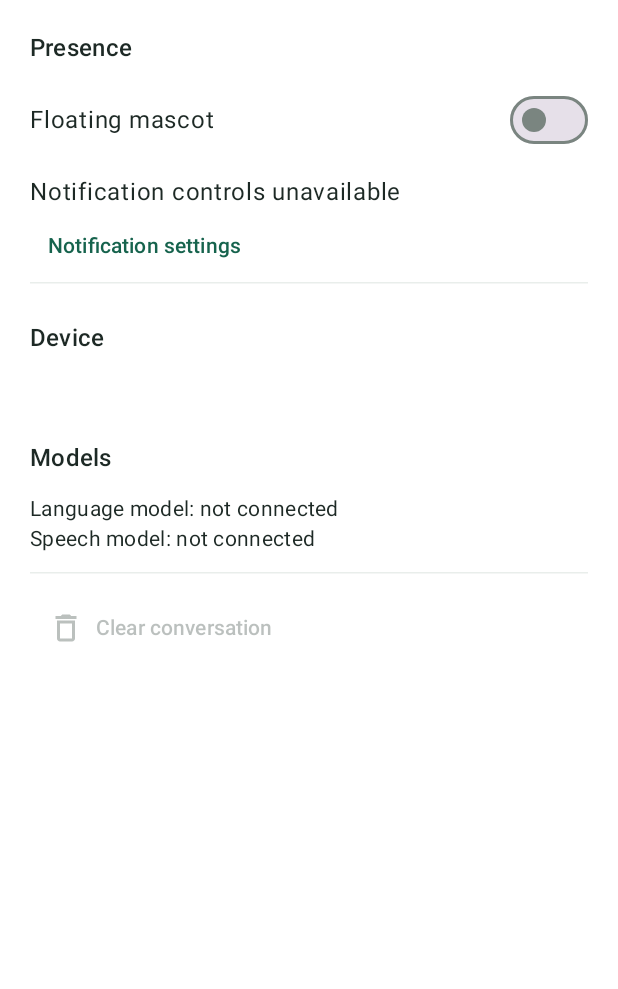
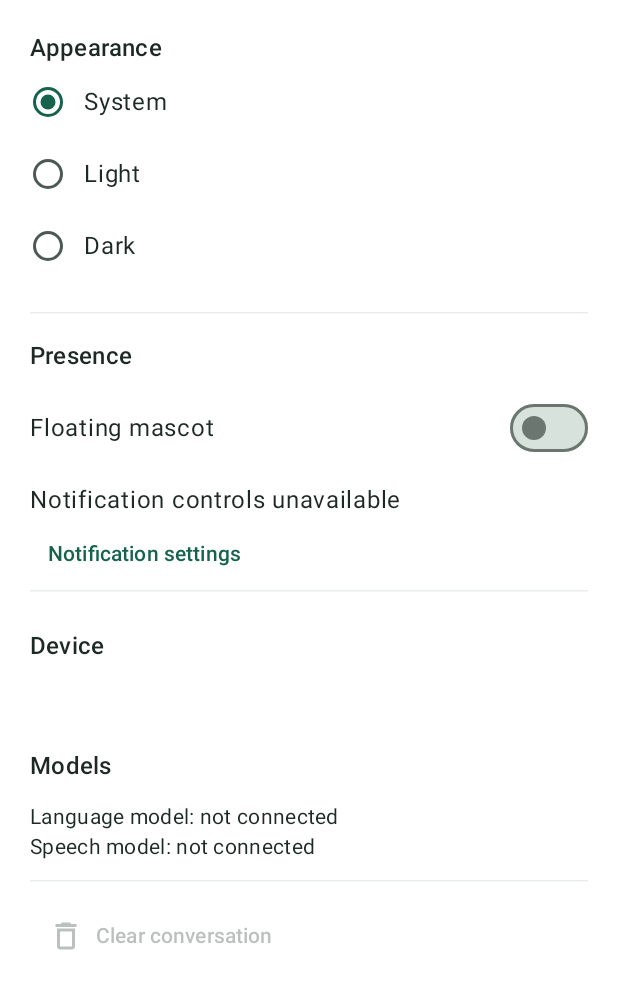
Before and after one commit to leomuko/personal-mobile-agent, an Android app built with Jetpack Compose: the composable SettingsScreen called with empty values, on a phone screen of 412 x 824 dp. Shown: the top 989 px of the screen. Run offline under Robolectric (Android 15) with nearby library versions, the light colour scheme and no system bars; our stand-ins replace Compose Multiplatform resources; 1 statement that could not run was skipped.

Commit message:
feat(ui): add semantic dark palettes and appearance settings

```diff
--- a/ui/src/commonMain/composeResources/values/strings.xml
+++ b/ui/src/commonMain/composeResources/values/strings.xml
@@ -1,4 +1,11 @@
 <resources>
+    <string name="appearance">Appearance</string>
+    <string name="theme_system">System</string>
+    <string name="theme_light">Light</string>
+    <string name="theme_dark">Dark</string>
+    <string name="appearance_load_failed">Appearance could not be loaded. Choose a setting to try again.</string>
+    <string name="appearance_save_failed">Appearance could not be applied. Check the selected setting and try again.</string>
+    <string name="appearance_retry">Retry appearance</string>
     <string name="assistant_stop">Stop response</string>
     <string name="assistant_retry">Retry response</string>
     <string name="assistant_cancelled">Response cancelled</string>
--- a/ui/src/commonMain/kotlin/dev/edgecompanion/ui/designsystem/theme/CompanionTheme.kt
+++ b/ui/src/commonMain/kotlin/dev/edgecompanion/ui/designsystem/theme/CompanionTheme.kt
@@ -1,23 +1,43 @@
 package dev.edgecompanion.ui.designsystem.theme
 
-import androidx.compose.foundation.background
-import androidx.compose.foundation.layout.*
-import androidx.compose.material.icons.outlined.*
+import androidx.compose.foundation.isSystemInDarkTheme
 import androidx.compose.material3.*
 import androidx.compose.runtime.*
 import androidx.compose.ui.graphics.Color
-import dev.edgecompanion.ui.resources.*
 
 val Forest = Color(0xFF16634D)
-internal val Mint = Color(0xFFE8F3ED)
-private val Ink = Color(0xFF1D2925)
 
-@Composable fun CompanionTheme(content: @Composable () -> Unit) {
-    MaterialTheme(colorScheme = lightColorScheme(
-        primary = Forest, onPrimary = Color.White, secondary = Color(0xFF9B5243),
-        background = Color.White, surface = Color.White, surfaceVariant = Color(0xFFF2F4F3),
-        surfaceContainer = Color(0xFFF0F4F2), surfaceContainerHigh = Color(0xFFE2EBE6),
-        surfaceContainerLow = Color(0xFFF7F9F8), onSurfaceVariant = Color(0xFF4C5A53),
-        onSurface = Ink, onBackground = Ink, outline = Color(0xFF7A8580), outlineVariant = Color(0xFFE9EEEB),
-    ), content = content)
+internal fun companionColorScheme(dark: Boolean): ColorScheme = if (dark) darkColorScheme(
+    primary = Color(0xFF8BD6B6), onPrimary = Color(0xFF003826),
+    primaryContainer = Color(0xFF234D3E), onPrimaryContainer = Color(0xFFD5F5E5),
+    secondary = Color(0xFFF0B5A5), onSecondary = Color(0xFF53271C),
+    secondaryContainer = Color(0xFF613A30), onSecondaryContainer = Color(0xFFFFDBCF),
+    tertiaryContainer = Color(0xFF514119), onTertiaryContainer = Color(0xFFF5E2AB),
+    background = Color(0xFF141816), onBackground = Color(0xFFE3E9E5),
+    surface = Color(0xFF141816), onSurface = Color(0xFFE3E9E5),
+    surfaceVariant = Color(0xFF343D38), onSurfaceVariant = Color(0xFFC0CBC4),
+    surfaceContainerLowest = Color(0xFF101310), surfaceContainerLow = Color(0xFF1B211D),
+    surfaceContainer = Color(0xFF222925), surfaceContainerHigh = Color(0xFF2C332F),
+    surfaceContainerHighest = Color(0xFF363E39),
+    outline = Color(0xFF8B9990), outlineVariant = Color(0xFF414D45),
+) else lightColorScheme(
+    primary = Forest, onPrimary = Color.White,
+    primaryContainer = Color(0xFFE8F3ED), onPrimaryContainer = Color(0xFF193C2C),
+    secondary = Color(0xFF9B5243), onSecondary = Color.White,
+    secondaryContainer = Color(0xFFFFDBCF), onSecondaryContainer = Color(0xFF3B160E),
+    tertiaryContainer = Color(0xFFFFF0CB), onTertiaryContainer = Color(0xFF5D4300),
+    background = Color.White, surface = Color.White,
+    surfaceVariant = Color(0xFFF2F4F3), onSurfaceVariant = Color(0xFF4C5A53),
+    surfaceContainer = Color(0xFFF0F4F2), surfaceContainerHigh = Color(0xFFE2EBE6),
+    surfaceContainerLow = Color(0xFFF7F9F8), surfaceContainerLowest = Color.White,
+    surfaceContainerHighest = Color(0xFFD8E2DC),
+    onSurface = Color(0xFF1D2925), onBackground = Color(0xFF1D2925),
+    outline = Color(0xFF6A766F), outlineVariant = Color(0xFFE9EEEB),
+)
+
+@Composable fun CompanionTheme(dark: Boolean = isSystemInDarkTheme(), content: @Composable () -> Unit) {
+    val colors = companionColorScheme(dark)
+    MaterialTheme(colorScheme = colors) {
+        CompositionLocalProvider(LocalContentColor provides colors.onSurface, content = content)
+    }
 }
--- a/ui/src/commonMain/kotlin/dev/edgecompanion/ui/memory/screen/MemoryScreen.kt
+++ b/ui/src/commonMain/kotlin/dev/edgecompanion/ui/memory/screen/MemoryScreen.kt
@@ -8,14 +8,13 @@ import androidx.compose.runtime.Composable
 import androidx.compose.ui.Alignment
 import androidx.compose.ui.Modifier
 import androidx.compose.ui.unit.dp
-import dev.edgecompanion.ui.designsystem.theme.Forest
 import dev.edgecompanion.ui.resources.*
 import org.jetbrains.compose.resources.stringResource
 
 @Composable internal fun MemoryScreen(modifier: Modifier) {
     Box(modifier.fillMaxWidth(), contentAlignment = Alignment.Center) {
         Column(horizontalAlignment = Alignment.CenterHorizontally) {
-            Icon(Icons.Outlined.Bookmarks, null, Modifier.size(36.dp), tint = Forest)
+            Icon(Icons.Outlined.Bookmarks, null, Modifier.size(36.dp), tint = MaterialTheme.colorScheme.primary)
             Text(stringResource(Res.string.no_memories), Modifier.padding(top = 16.dp), style = MaterialTheme.typography.titleMedium)
         }
     }
--- a/ui/src/commonMain/kotlin/dev/edgecompanion/ui/navigation/AssistantNavigation.kt
+++ b/ui/src/commonMain/kotlin/dev/edgecompanion/ui/navigation/AssistantNavigation.kt
@@ -1,7 +1,5 @@
 package dev.edgecompanion.ui.navigation
 
-import dev.edgecompanion.ui.designsystem.theme.Forest
-import dev.edgecompanion.ui.designsystem.theme.Mint
 import dev.edgecompanion.ui.designsystem.components.Mascot
 import dev.edgecompanion.ui.designsystem.components.ToolButton
 
@@ -68,8 +66,8 @@ internal fun AssistantNavigation(
                 if (destination == AssistantDestination.SETTINGS) HorizontalDivider(Modifier.padding(vertical = 12.dp))
                 NavigationDrawerItem(
                     shape = RoundedCornerShape(8.dp),
-                    colors = NavigationDrawerItemDefaults.colors(selectedContainerColor = Mint,
-                        selectedIconColor = Forest, selectedTextColor = Forest),
+                    colors = NavigationDrawerItemDefaults.colors(selectedContainerColor = MaterialTheme.colorScheme.primaryContainer,
+                        selectedIconColor = MaterialTheme.colorScheme.onPrimaryContainer, selectedTextColor = MaterialTheme.colorScheme.onPrimaryContainer),
                     label = { Text(stringResource(destination.label)) },
                     selected = (entry?.destination?.route ?: AssistantDestination.CHAT.route) == destination.route,
                     onClick = { select(destination) },
--- a/ui/src/commonMain/kotlin/dev/edgecompanion/ui/settings/screen/SettingsScreen.kt
+++ b/ui/src/commonMain/kotlin/dev/edgecompanion/ui/settings/screen/SettingsScreen.kt
@@ -2,6 +2,8 @@ package dev.edgecompanion.ui.settings.screen
 
 import androidx.compose.foundation.rememberScrollState
 import androidx.compose.foundation.verticalScroll
+import androidx.compose.foundation.selection.selectable
+import androidx.compose.foundation.selection.selectableGroup
 import androidx.compose.foundation.layout.*
 import androidx.compose.material.icons.Icons
 import androidx.compose.material.icons.outlined.*
@@ -9,12 +11,20 @@ import androidx.compose.material3.*
 import androidx.compose.runtime.*
 import androidx.compose.ui.Alignment
 import androidx.compose.ui.Modifier
+import androidx.compose.ui.platform.testTag
+import androidx.compose.ui.semantics.Role
 import androidx.compose.ui.unit.dp
+import dev.edgecompanion.core.appearance.AppearanceError
+import dev.edgecompanion.core.appearance.AppearanceState
+import dev.edgecompanion.core.appearance.ThemeMode
 import dev.edgecompanion.ui.resources.*
 import org.jetbrains.compose.resources.stringResource
 
-@Composable internal fun SettingsScreen(overlayEnabled: Boolean, notificationsAvailable: Boolean, deviceSummary: String, ready: Boolean, onOverlay: (Boolean) -> Unit, onNotificationSettings: () -> Unit, onClearRequested: () -> Unit, modifier: Modifier = Modifier, modelsContent: (@Composable () -> Unit)? = null) {
+@Composable internal fun SettingsScreen(overlayEnabled: Boolean, notificationsAvailable: Boolean, deviceSummary: String, ready: Boolean, onOverlay: (Boolean) -> Unit, onNotificationSettings: () -> Unit, onClearRequested: () -> Unit, modifier: Modifier = Modifier, modelsContent: (@Composable () -> Unit)? = null,
+    appearance: AppearanceState = AppearanceState(), onThemeMode: (ThemeMode) -> Unit = {}) {
                 Column(modifier.fillMaxWidth().verticalScroll(rememberScrollState()).padding(20.dp)) {
+                    AppearanceSettings(appearance, onThemeMode)
+                    HorizontalDivider(Modifier.padding(vertical = 16.dp))
                     Text(stringResource(Res.string.presence), style = MaterialTheme.typography.titleMedium)
                     Row(Modifier.fillMaxWidth().padding(vertical = 12.dp), verticalAlignment = Alignment.CenterVertically) {
                         Text(stringResource(Res.string.floating_mascot), Modifier.weight(1f))
@@ -39,3 +49,35 @@ import org.jetbrains.compose.resources.stringResource
                     }
                 }
 }
+
+@Composable private fun AppearanceSettings(state: AppearanceState, onSelect: (ThemeMode) -> Unit) {
+    Text(stringResource(Res.string.appearance), style = MaterialTheme.typography.titleMedium)
+    Column(Modifier.fillMaxWidth().selectableGroup()) {
+        ThemeMode.entries.forEach { mode ->
+            Row(Modifier.fillMaxWidth().heightIn(min = 48.dp).testTag("theme-mode-${mode.storedValue}")
+                .selectable(selected = state.mode == mode, enabled = !state.saving, role = Role.RadioButton,
+                    onClick = { onSelect(mode) }).padding(vertical = 8.dp),
+                verticalAlignment = Alignment.CenterVertically) {
+                RadioButton(selected = state.mode == mode, enabled = !state.saving, onClick = null)
+                Text(stringResource(when (mode) {
+                    ThemeMode.SYSTEM -> Res.string.theme_system
+                    ThemeMode.LIGHT -> Res.string.theme_light
+                    ThemeMode.DARK -> Res.string.theme_dark
+                }), Modifier.weight(1f).padding(start = 12.dp))
+            }
+        }
+    }
+    Box(Modifier.fillMaxWidth().height(4.dp)) {
+        if (state.saving) LinearProgressIndicator(Modifier.fillMaxWidth())
+    }
+    state.error?.let { error ->
+        Text(stringResource(if (error == AppearanceError.LOAD_FAILED) Res.string.appearance_load_failed else Res.string.appearance_save_failed),
+            color = MaterialTheme.colorScheme.error, style = MaterialTheme.typography.bodyMedium)
+        state.retryMode?.let { mode ->
+            TextButton(onClick = { onSelect(mode) }, enabled = !state.saving) {
+                Icon(Icons.Outlined.Refresh, null)
+                Text(stringResource(Res.string.appearance_retry), Modifier.padding(start = 8.dp))
+            }
+        }
+    }
+}
--- a/ui/src/commonMain/kotlin/dev/edgecompanion/ui/sources/screen/SourcesScreen.kt
+++ b/ui/src/commonMain/kotlin/dev/edgecompanion/ui/sources/screen/SourcesScreen.kt
@@ -8,14 +8,13 @@ import androidx.compose.runtime.Composable
 import androidx.compose.ui.Alignment
 import androidx.compose.ui.Modifier
 import androidx.compose.ui.unit.dp
-import dev.edgecompanion.ui.designsystem.theme.Forest
 import dev.edgecompanion.ui.resources.*
 import org.jetbrains.compose.resources.stringResource
 
 @Composable internal fun SourcesScreen(modifier: Modifier) {
     Box(modifier.fillMaxWidth(), contentAlignment = Alignment.Center) {
         Column(horizontalAlignment = Alignment.CenterHorizontally) {
-            Icon(Icons.Outlined.FolderOpen, null, Modifier.size(36.dp), tint = Forest)
+            Icon(Icons.Outlined.FolderOpen, null, Modifier.size(36.dp), tint = MaterialTheme.colorScheme.primary)
             Text(stringResource(Res.string.no_sources), Modifier.padding(top = 16.dp), style = MaterialTheme.typography.titleMedium)
         }
     }
```
Also changed, not shown: ui/src/commonMain/kotlin/dev/edgecompanion/ui/app/CompanionScreen.kt (+6 -1 lines), ui/src/commonMain/kotlin/dev/edgecompanion/ui/conversation/components/ConversationList.kt (+4 -5 lines), ui/src/commonMain/kotlin/dev/edgecompanion/ui/conversation/components/RecordingBubble.kt (+6 -5 lines).
